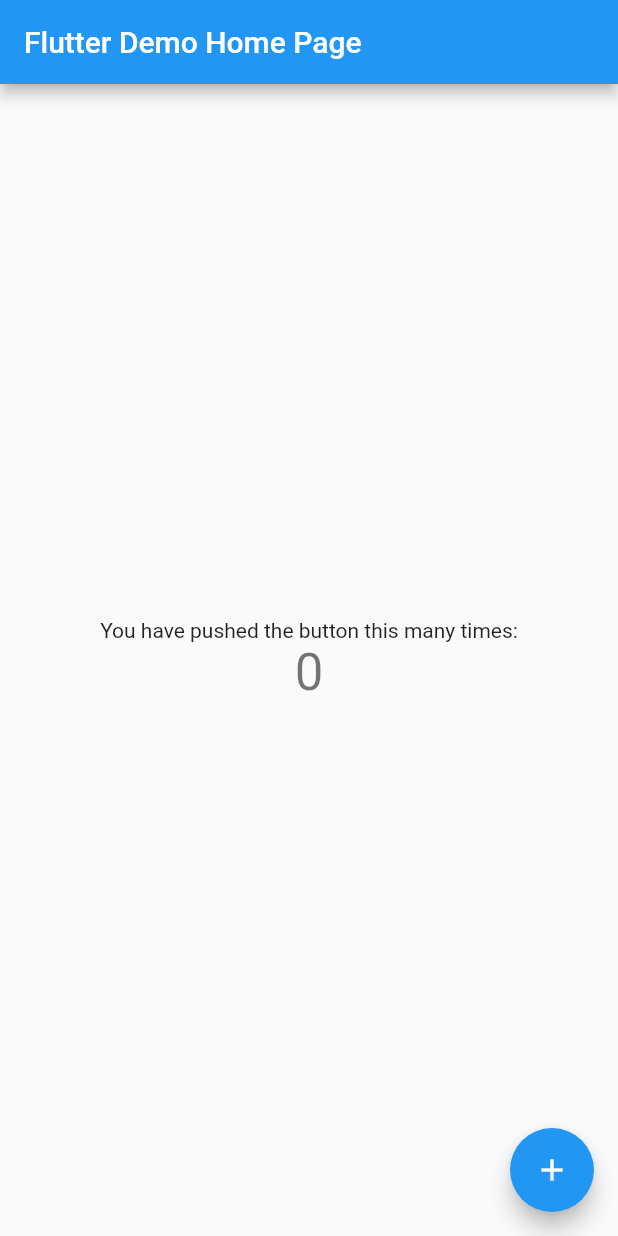
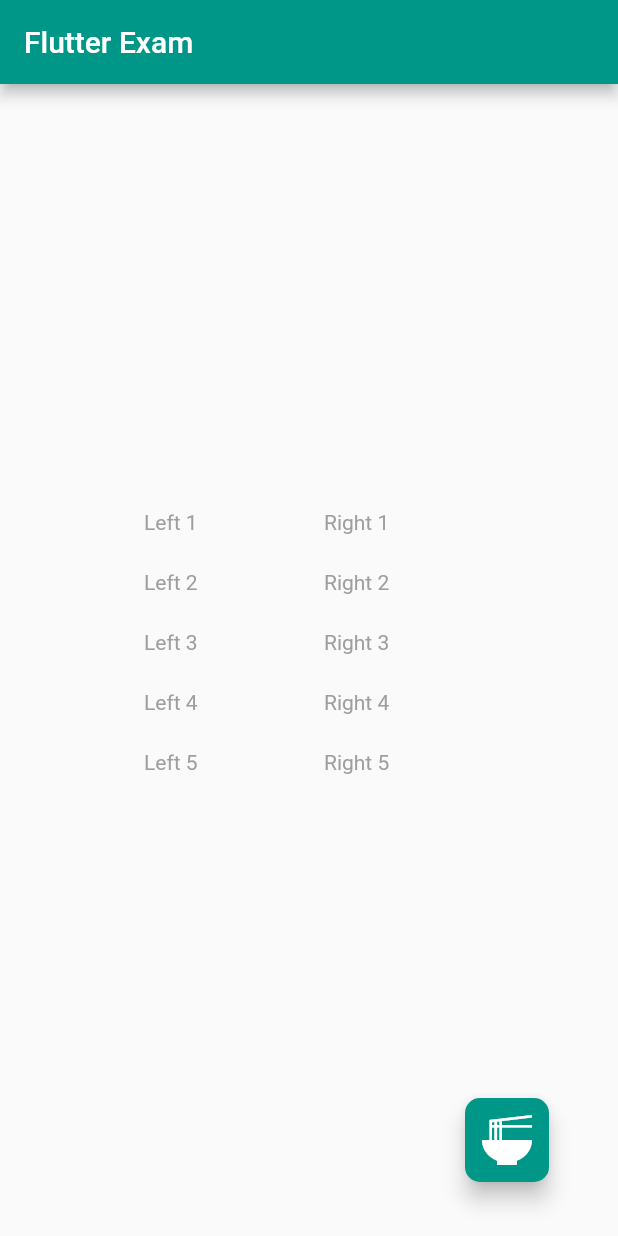
Before and after one commit to MaxleyCv/flutter-exam, a Flutter app: the screen it shows after launch, on a phone screen of 412 x 824 dp. Run offline on Flutter 3.47's test engine with Material 2 defaults, Android fonts, the phone set to English and light mode, and no system bars.

Commit message:
EXAM: added code

```diff
--- a/lib/main.dart
+++ b/lib/main.dart
@@ -1,4 +1,7 @@
+import 'dart:developer';
+
 import 'package:flutter/material.dart';
+import 'dart:math';
 
 void main() {
   runApp(const MyApp());
@@ -11,20 +14,11 @@ class MyApp extends StatelessWidget {
   @override
   Widget build(BuildContext context) {
     return MaterialApp(
-      title: 'Flutter Demo',
+      title: 'Flutter Exam',
       theme: ThemeData(
-        // This is the theme of your application.
-        //
-        // Try running your application with "flutter run". You'll see the
-        // application has a blue toolbar. Then, without quitting the app, try
-        // changing the primarySwatch below to Colors.green and then invoke
-        // "hot reload" (press "r" in the console where you ran "flutter run",
-        // or simply save your changes to "hot reload" in a Flutter IDE).
-        // Notice that the counter didn't reset back to zero; the application
-        // is not restarted.
-        primarySwatch: Colors.blue,
+        primarySwatch: Colors.teal,
       ),
-      home: const MyHomePage(title: 'Flutter Demo Home Page'),
+      home: const MyHomePage(title: 'Flutter Exam'),
     );
   }
 }
@@ -32,84 +26,182 @@ class MyApp extends StatelessWidget {
 class MyHomePage extends StatefulWidget {
   const MyHomePage({Key? key, required this.title}) : super(key: key);
 
-  // This widget is the home page of your application. It is stateful, meaning
-  // that it has a State object (defined below) that contains fields that affect
-  // how it looks.
-
-  // This class is the configuration for the state. It holds the values (in this
-  // case the title) provided by the parent (in this case the App widget) and
-  // used by the build method of the State. Fields in a Widget subclass are
-  // always marked "final".
-
   final String title;
 
   @override
   State<MyHomePage> createState() => _MyHomePageState();
 }
 
+Widget TextBox(Color color, String text) {
+  return Container(
+    width: 100,
+    height: 40,
+    child: Text(
+      text,
+      style: TextStyle(color: color),
+    ),
+  );
+}
+
 class _MyHomePageState extends State<MyHomePage> {
-  int _counter = 0;
+  final List<String> _firstColumn = [
+    "Left 1",
+    "Left 2",
+    "Left 3",
+    "Left 4",
+    "Left 5"
+  ];
+  final List<String> _secondColumn = [
+    "Right 1",
+    "Right 2",
+    "Right 3",
+    "Right 4",
+    "Right 5"
+  ];
 
-  void _incrementCounter() {
+  void _shuffleBlocks() {
     setState(() {
-      // This call to setState tells the Flutter framework that something has
-      // changed in this State, which causes it to rerun the build method below
-      // so that the display can reflect the updated values. If we changed
-      // _counter without calling setState(), then the build method would not be
-      // called again, and so nothing would appear to happen.
-      _counter++;
+      Random rand = new Random();
+
+      int c1Length = _firstColumn.length;
+      int c2Length = _secondColumn.length;
+
+      int columnToChoose = rand.nextInt(2);
+      if (c2Length == 0 || (columnToChoose == 0 && c1Length != 0)) {
+        String elementToChange = _firstColumn[rand.nextInt(c1Length)];
+        _firstColumn.remove(elementToChange);
+        _secondColumn.add(elementToChange);
+      } else {
+        String elementToChange = _secondColumn[rand.nextInt(c2Length)];
+        _secondColumn.remove(elementToChange);
+        _firstColumn.add(elementToChange);
+      }
+    });
+  }
+
+  void _takeBlockHome() {
+    setState(() {
+      List<String> redsInLeft = [];
+      List<String> redsInRight = [];
+      int counter = 0;
+      for (String text in _firstColumn) {
+        if (text.contains("Right")) {
+          redsInLeft.add(text);
+          counter += 1;
+        }
+      }
+
+      for (String text in _secondColumn) {
+        if (text.contains("Left")) {
+          redsInRight.add(text);
+          counter += 1;
+        }
+      }
+
+      int leftLength = redsInLeft.length;
+      Random rand = new Random();
+
+      int el = rand.nextInt(counter);
+
+      if (el < leftLength){
+        _firstColumn.remove(redsInLeft[el]);
+        _secondColumn.add(redsInLeft[el]);
+      }
+      else {
+        el -= leftLength;
+        _secondColumn.remove(redsInRight[el]);
+        _firstColumn.add(redsInRight[el]);
+      }
     });
   }
 
   @override
   Widget build(BuildContext context) {
-    // This method is rerun every time setState is called, for instance as done
-    // by the _incrementCounter method above.
-    //
-    // The Flutter framework has been optimized to make rerunning build methods
-    // fast, so that you can just rebuild anything that needs updating rather
-    // than having to individually change instances of widgets.
+    bool discrepancyFound = false;
+
+    List<Widget> leftColumn = [];
+    for (String text in _firstColumn) {
+      leftColumn
+          .add(TextBox(text.contains("Left") ? Colors.grey : Colors.red, text));
+      if (text.contains("Right")) {
+        discrepancyFound = true;
+      }
+    }
+
+    List<Widget> rightColumn = [];
+    for (String text in _secondColumn) {
+      rightColumn.add(
+          TextBox(text.contains("Right") ? Colors.grey : Colors.red, text));
+      if (text.contains("Left")) {
+        discrepancyFound = true;
+      }
+    }
+
     return Scaffold(
       appBar: AppBar(
-        // Here we take the value from the MyHomePage object that was created by
-        // the App.build method, and use it to set our appbar title.
         title: Text(widget.title),
       ),
       body: Center(
-        // Center is a layout widget. It takes a single child and positions it
-        // in the middle of the parent.
         child: Column(
-          // Column is also a layout widget. It takes a list of children and
-          // arranges them vertically. By default, it sizes itself to fit its
-          // children horizontally, and tries to be as tall as its parent.
-          //
-          // Invoke "debug painting" (press "p" in the console, choose the
-          // "Toggle Debug Paint" action from the Flutter Inspector in Android
-          // Studio, or the "Toggle Debug Paint" command in Visual Studio Code)
-          // to see the wireframe for each widget.
-          //
-          // Column has various properties to control how it sizes itself and
-          // how it positions its children. Here we use mainAxisAlignment to
-          // center the children vertically; the main axis here is the vertical
-          // axis because Columns are vertical (the cross axis would be
-          // horizontal).
           mainAxisAlignment: MainAxisAlignment.center,
           children: <Widget>[
-            const Text(
-              'You have pushed the button this many times:',
-            ),
-            Text(
-              '$_counter',
-              style: Theme.of(context).textTheme.headline4,
+            Row(
+              mainAxisAlignment: MainAxisAlignment.center,
+              children: [
+                Container(
+                  padding: EdgeInsets.symmetric(horizontal: 10),
+                  child: Column(
+                    children: leftColumn,
+                  ),
+                ),
+                Container(
+                  padding: EdgeInsets.symmetric(horizontal: 10),
+                  child: Column(
+                    children: rightColumn,
+                  ),
+                )
+              ],
             ),
           ],
         ),
       ),
-      floatingActionButton: FloatingActionButton(
-        onPressed: _incrementCounter,
-        tooltip: 'Increment',
-        child: const Icon(Icons.add),
-      ), // This trailing comma makes auto-formatting nicer for build methods.
+      floatingActionButton: Stack(
+        fit: StackFit.expand,
+        children: [
+          discrepancyFound
+              ? Positioned(
+                  left: 30,
+                  bottom: 20,
+                  child: FloatingActionButton(
+                    heroTag: 'back',
+                    onPressed: _takeBlockHome,
+                    child: const Icon(
+                      Icons.home,
+                      size: 40,
+                    ),
+                    shape: RoundedRectangleBorder(
+                      borderRadius: BorderRadius.circular(10),
+                    ),
+                  ),
+                )
+              : Container(),
+          Positioned(
+            bottom: 20,
+            right: 30,
+            child: FloatingActionButton(
+              heroTag: 'next',
+              onPressed: _shuffleBlocks,
+              child: const Icon(
+                Icons.ramen_dining,
+                size: 40,
+              ),
+              shape: RoundedRectangleBorder(
+                borderRadius: BorderRadius.circular(10),
+              ),
+            ),
+          ),
+        ],
+      ),
     );
   }
 }
```
